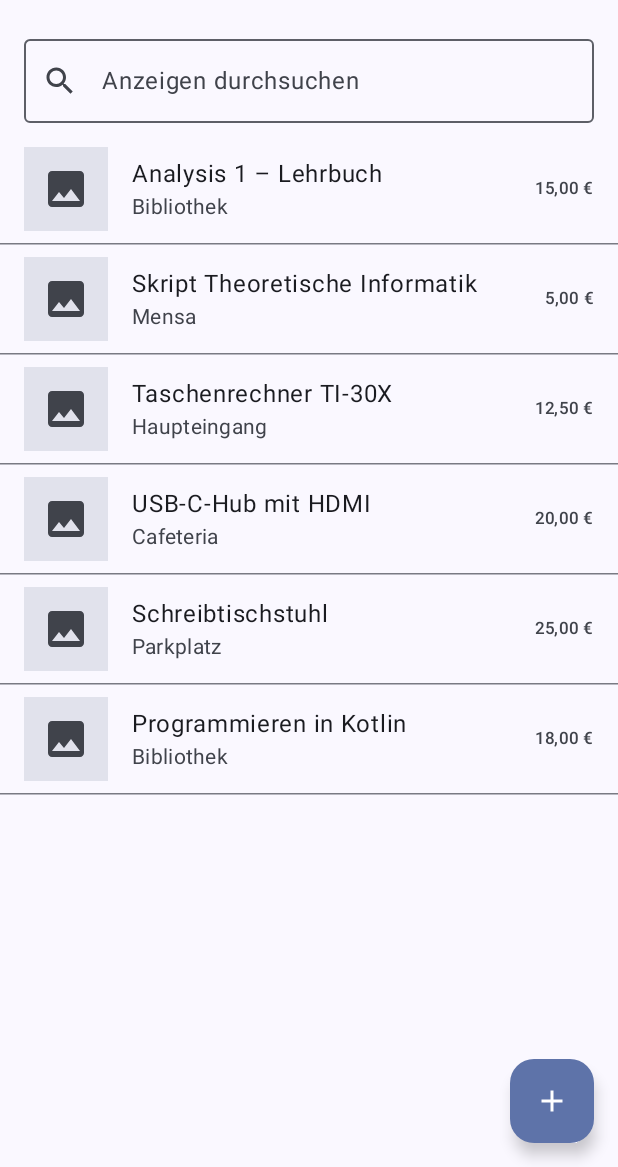
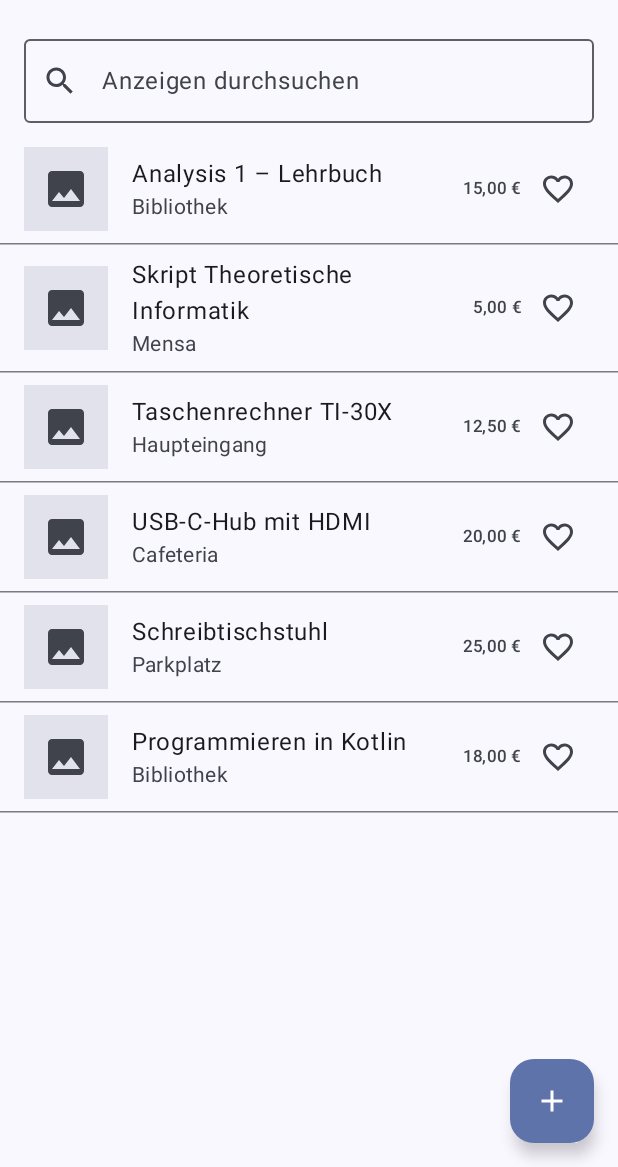
Before and after one commit to bennipauly/CampusMarket, an Android app built with Jetpack Compose: the screen it shows after launch (MainActivity), on a phone screen of 412 x 824 dp, the part 69-1236 px from its top. Run offline under Robolectric (Android 15) with nearby library versions, the phone set to English and light mode, and no system bars; our stand-ins replace Room's generated code.

Commit message:
Anzeigen als Favorit merken

```diff
--- a/app/src/main/java/de/dhbw/campusmarket/data/AdDao.kt
+++ b/app/src/main/java/de/dhbw/campusmarket/data/AdDao.kt
@@ -32,6 +32,10 @@ interface AdDao {
     @Update
     suspend fun update(ad: Ad)
 
+    // Ändert nur die eine Spalte. So kann ein Tipp aufs Herz keine anderen Werte mit altem Stand überschreiben.
+    @Query("UPDATE ads SET isFavorite = :isFavorite WHERE id = :id")
+    suspend fun setFavorite(id: Long, isFavorite: Boolean)
+
     @Delete
     suspend fun delete(ad: Ad)
 }
--- a/app/src/main/java/de/dhbw/campusmarket/data/AdRepository.kt
+++ b/app/src/main/java/de/dhbw/campusmarket/data/AdRepository.kt
@@ -13,6 +13,8 @@ class AdRepository(private val adDao: AdDao) {
 
     suspend fun updateAd(ad: Ad) = adDao.update(ad)
 
+    suspend fun setFavorite(id: Long, isFavorite: Boolean) = adDao.setFavorite(id, isFavorite)
+
     suspend fun deleteAd(ad: Ad) = adDao.delete(ad)
 
     // Wird beim App-Start aufgerufen. Fügt die Beispieldaten nur ein, wenn die Tabelle leer ist,
--- /dev/null
+++ b/app/src/main/java/de/dhbw/campusmarket/ui/FavoriteButton.kt
@@ -0,0 +1,29 @@
+package de.dhbw.campusmarket.ui
+
+import androidx.compose.material3.Icon
+import androidx.compose.material3.IconButton
+import androidx.compose.material3.MaterialTheme
+import androidx.compose.runtime.Composable
+import androidx.compose.ui.res.painterResource
+import androidx.compose.ui.res.stringResource
+import de.dhbw.campusmarket.R
+
+// Herz zum Merken einer Anzeige. Gefüllt und farbig = Favorit, nur Umriss = kein Favorit.
+// Wird in der Liste und in der Detailansicht benutzt.
+@Composable
+fun FavoriteButton(isFavorite: Boolean, onClick: () -> Unit) {
+    IconButton(onClick = onClick) {
+        if (isFavorite) {
+            Icon(
+                painter = painterResource(R.drawable.ic_favorite),
+                contentDescription = stringResource(R.string.favorite_remove),
+                tint = MaterialTheme.colorScheme.primary
+            )
+        } else {
+            Icon(
+                painter = painterResource(R.drawable.ic_favorite_border),
+                contentDescription = stringResource(R.string.favorite_add)
+            )
+        }
+    }
+}
--- a/app/src/main/java/de/dhbw/campusmarket/ui/adlist/AdListScreen.kt
+++ b/app/src/main/java/de/dhbw/campusmarket/ui/adlist/AdListScreen.kt
@@ -3,6 +3,7 @@ package de.dhbw.campusmarket.ui.adlist
 import androidx.compose.foundation.clickable
 import androidx.compose.foundation.layout.Column
 import androidx.compose.foundation.layout.PaddingValues
+import androidx.compose.foundation.layout.Row
 import androidx.compose.foundation.layout.fillMaxSize
 import androidx.compose.foundation.layout.fillMaxWidth
 import androidx.compose.foundation.layout.padding
@@ -23,6 +24,7 @@ import androidx.compose.material3.Text
 import androidx.compose.material3.TopAppBar
 import androidx.compose.runtime.Composable
 import androidx.compose.runtime.getValue
+import androidx.compose.ui.Alignment
 import androidx.compose.ui.Modifier
 import androidx.compose.ui.platform.LocalFocusManager
 import androidx.compose.ui.res.painterResource
@@ -37,6 +39,7 @@ import de.dhbw.campusmarket.data.Ad
 import de.dhbw.campusmarket.data.sampleAds
 import de.dhbw.campusmarket.ui.AdImage
 import de.dhbw.campusmarket.ui.ErrorContent
+import de.dhbw.campusmarket.ui.FavoriteButton
 import de.dhbw.campusmarket.ui.LoadingContent
 import de.dhbw.campusmarket.ui.MessageContent
 import de.dhbw.campusmarket.ui.formatPrice
@@ -53,7 +56,8 @@ fun AdListRoute(onAdClick: (Long) -> Unit, onAddClick: () -> Unit) {
         onAdClick = onAdClick,
         onAddClick = onAddClick,
         onRetry = viewModel::loadAds,
-        onQueryChange = viewModel::onQueryChange
+        onQueryChange = viewModel::onQueryChange,
+        onFavoriteClick = viewModel::onFavoriteClick
     )
 }
 
@@ -65,7 +69,8 @@ fun AdListScreen(
     onAdClick: (Long) -> Unit,
     onAddClick: () -> Unit,
     onRetry: () -> Unit,
-    onQueryChange: (String) -> Unit
+    onQueryChange: (String) -> Unit,
+    onFavoriteClick: (Ad) -> Unit
 ) {
     Scaffold(
         topBar = { TopAppBar(title = { Text(stringResource(R.string.app_name)) }) },
@@ -83,7 +88,7 @@ fun AdListScreen(
             uiState.isLoading -> LoadingContent(contentModifier)
             uiState.hasError -> ErrorContent(stringResource(R.string.ad_list_error), onRetry, contentModifier)
             uiState.ads.isEmpty() -> MessageContent(stringResource(R.string.ad_list_empty), contentModifier)
-            else -> ReadyContent(uiState, onAdClick, onQueryChange, contentModifier)
+            else -> ReadyContent(uiState, onAdClick, onQueryChange, onFavoriteClick, contentModifier)
         }
     }
 }
@@ -94,6 +99,7 @@ private fun ReadyContent(
     uiState: AdListUiState,
     onAdClick: (Long) -> Unit,
     onQueryChange: (String) -> Unit,
+    onFavoriteClick: (Ad) -> Unit,
     modifier: Modifier
 ) {
     Column(modifier = modifier) {
@@ -105,7 +111,7 @@ private fun ReadyContent(
                 Modifier.fillMaxSize()
             )
         } else {
-            AdListContent(visibleAds, onAdClick, Modifier.fillMaxSize())
+            AdListContent(visibleAds, onAdClick, onFavoriteClick, Modifier.fillMaxSize())
         }
     }
 }
@@ -141,19 +147,24 @@ private fun SearchField(query: String, onQueryChange: (String) -> Unit) {
 }
 
 @Composable
-private fun AdListContent(ads: List<Ad>, onAdClick: (Long) -> Unit, modifier: Modifier) {
+private fun AdListContent(
+    ads: List<Ad>,
+    onAdClick: (Long) -> Unit,
+    onFavoriteClick: (Ad) -> Unit,
+    modifier: Modifier
+) {
     // Unten Platz lassen, damit der FAB die letzte Anzeige nicht verdeckt.
     LazyColumn(modifier = modifier, contentPadding = PaddingValues(bottom = 88.dp)) {
         // key = id: Compose erkennt dieselbe Anzeige wieder, wenn sich die Liste ändert.
         items(ads, key = { it.id }) { ad ->
-            AdListItem(ad = ad, onClick = { onAdClick(ad.id) })
+            AdListItem(ad = ad, onClick = { onAdClick(ad.id) }, onFavoriteClick = { onFavoriteClick(ad) })
             HorizontalDivider()
         }
     }
 }
 
 @Composable
-private fun AdListItem(ad: Ad, onClick: () -> Unit) {
+private fun AdListItem(ad: Ad, onClick: () -> Unit, onFavoriteClick: () -> Unit) {
     ListItem(
         // Links ein kleines Vorschaubild oder der Platzhalter, wenn es kein Foto gibt.
         leadingContent = {
@@ -161,7 +172,13 @@ private fun AdListItem(ad: Ad, onClick: () -> Unit) {
         },
         headlineContent = { Text(ad.title) },
         supportingContent = { Text(ad.location) },
-        trailingContent = { Text(formatPrice(ad.price)) },
+        // Rechts der Preis und das Herz. Das Herz hat einen eigenen Klick und öffnet nicht die Details.
+        trailingContent = {
+            Row(verticalAlignment = Alignment.CenterVertically) {
+                Text(formatPrice(ad.price))
+                FavoriteButton(isFavorite = ad.isFavorite, onClick = onFavoriteClick)
+            }
+        },
         modifier = Modifier.clickable(onClick = onClick)
     )
 }
@@ -171,13 +188,15 @@ private fun AdListItem(ad: Ad, onClick: () -> Unit) {
 private fun AdListScreenReadyPreview() {
     CampusMarketTheme {
         // Die Beispieldaten bekommen hier ids, weil Room sie sonst erst beim Einfügen vergibt.
-        val ads = sampleAds(now = 0L).mapIndexed { index, ad -> ad.copy(id = index + 1L) }
+        // Die erste Anzeige ist Favorit, damit man beide Herzen sieht.
+        val ads = sampleAds(now = 0L).mapIndexed { index, ad -> ad.copy(id = index + 1L, isFavorite = index == 0) }
         AdListScreen(
             uiState = AdListUiState(isLoading = false, ads = ads),
             onAdClick = {},
             onAddClick = {},
             onRetry = {},
-            onQueryChange = {}
+            onQueryChange = {},
+            onFavoriteClick = {}
         )
     }
 }
@@ -192,7 +211,8 @@ private fun AdListScreenNoResultsPreview() {
             onAdClick = {},
             onAddClick = {},
             onRetry = {},
-            onQueryChange = {}
+            onQueryChange = {},
+            onFavoriteClick = {}
         )
     }
 }
@@ -206,7 +226,8 @@ private fun AdListScreenErrorPreview() {
             onAdClick = {},
             onAddClick = {},
             onRetry = {},
-            onQueryChange = {}
+            onQueryChange = {},
+            onFavoriteClick = {}
         )
     }
 }
--- /dev/null
+++ b/app/src/main/res/drawable/ic_favorite.xml
@@ -0,0 +1,11 @@
+<?xml version="1.0" encoding="utf-8"?>
+<!-- Gefülltes Herz aus den Material Icons. Die Farbe setzt das Compose-Icon selbst. -->
+<vector xmlns:android="http://schemas.android.com/apk/res/android"
+    android:width="24dp"
+    android:height="24dp"
+    android:viewportWidth="24"
+    android:viewportHeight="24">
+    <path
+        android:fillColor="@android:color/white"
+        android:pathData="M12,21.35l-1.45,-1.32C5.4,15.36 2,12.28 2,8.5 2,5.42 4.42,3 7.5,3c1.74,0 3.41,0.81 4.5,2.09C13.09,3.81 14.76,3 16.5,3 19.58,3 22,5.42 22,8.5c0,3.78 -3.4,6.86 -8.55,11.54L12,21.35z" />
+</vector>
--- /dev/null
+++ b/app/src/main/res/drawable/ic_favorite_border.xml
@@ -0,0 +1,11 @@
+<?xml version="1.0" encoding="utf-8"?>
+<!-- Herz-Umriss aus den Material Icons. Die Farbe setzt das Compose-Icon selbst. -->
+<vector xmlns:android="http://schemas.android.com/apk/res/android"
+    android:width="24dp"
+    android:height="24dp"
+    android:viewportWidth="24"
+    android:viewportHeight="24">
+    <path
+        android:fillColor="@android:color/white"
+        android:pathData="M16.5,3c-1.74,0 -3.41,0.81 -4.5,2.09C10.91,3.81 9.24,3 7.5,3 4.42,3 2,5.42 2,8.5c0,3.78 3.4,6.86 8.55,11.54L12,21.35l1.45,-1.32C18.6,15.36 22,12.28 22,8.5 22,5.42 19.58,3 16.5,3zM12.1,18.55l-0.1,0.1 -0.1,-0.1C7.14,14.24 4,11.39 4,8.5 4,6.5 5.5,5 7.5,5c1.54,0 3.04,0.99 3.57,2.36h1.87C13.46,5.99 14.96,5 16.5,5c2,0 3.5,1.5 3.5,3.5 0,2.89 -3.14,5.74 -7.9,10.05z" />
+</vector>
--- a/app/src/main/res/values/strings.xml
+++ b/app/src/main/res/values/strings.xml
@@ -35,6 +35,8 @@
     <string name="ad_form_title_create">Neue Anzeige</string>
     <string name="ad_form_title_edit">Anzeige bearbeiten</string>
     <string name="edit">Bearbeiten</string>
+    <string name="favorite_add">Zu Favoriten hinzufügen</string>
+    <string name="favorite_remove">Aus Favoriten entfernen</string>
     <string name="label_title">Titel</string>
     <string name="label_price">Preis in €</string>
     <string name="save">Speichern</string>
```
Also changed, not shown: app/src/main/java/de/dhbw/campusmarket/ui/addetail/AdDetailScreen.kt (+7 -1 lines), app/src/main/java/de/dhbw/campusmarket/ui/addetail/AdDetailViewModel.kt (+12 -0 lines), app/src/main/java/de/dhbw/campusmarket/ui/adlist/AdListViewModel.kt (+12 -0 lines), 2 other files.
